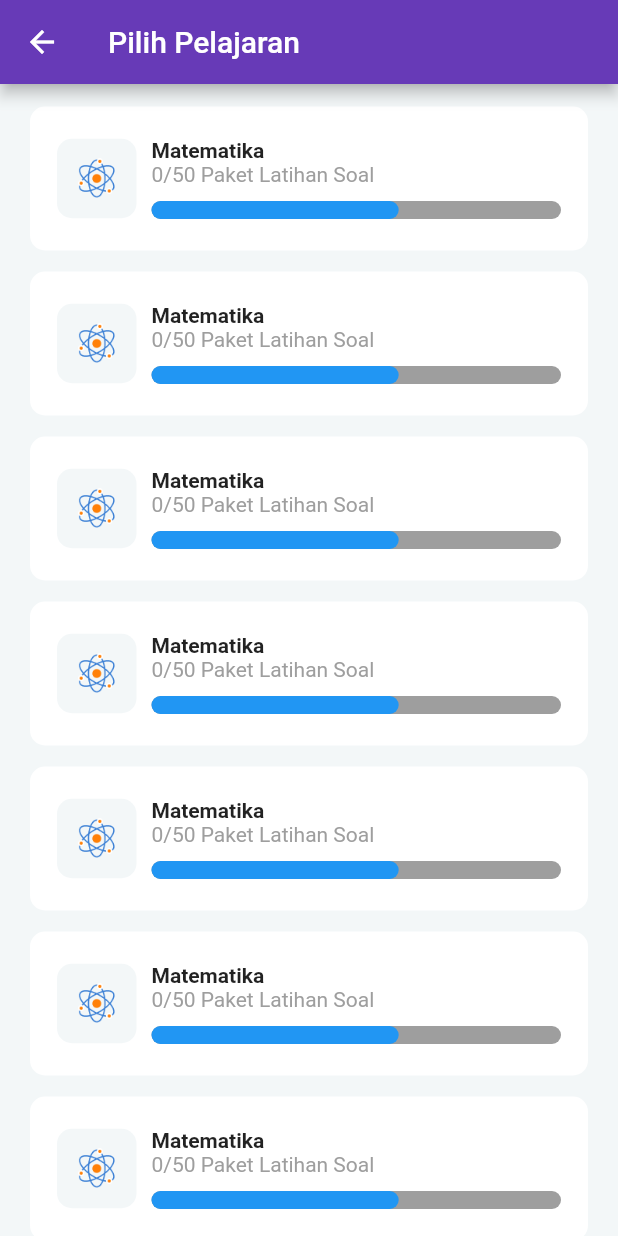
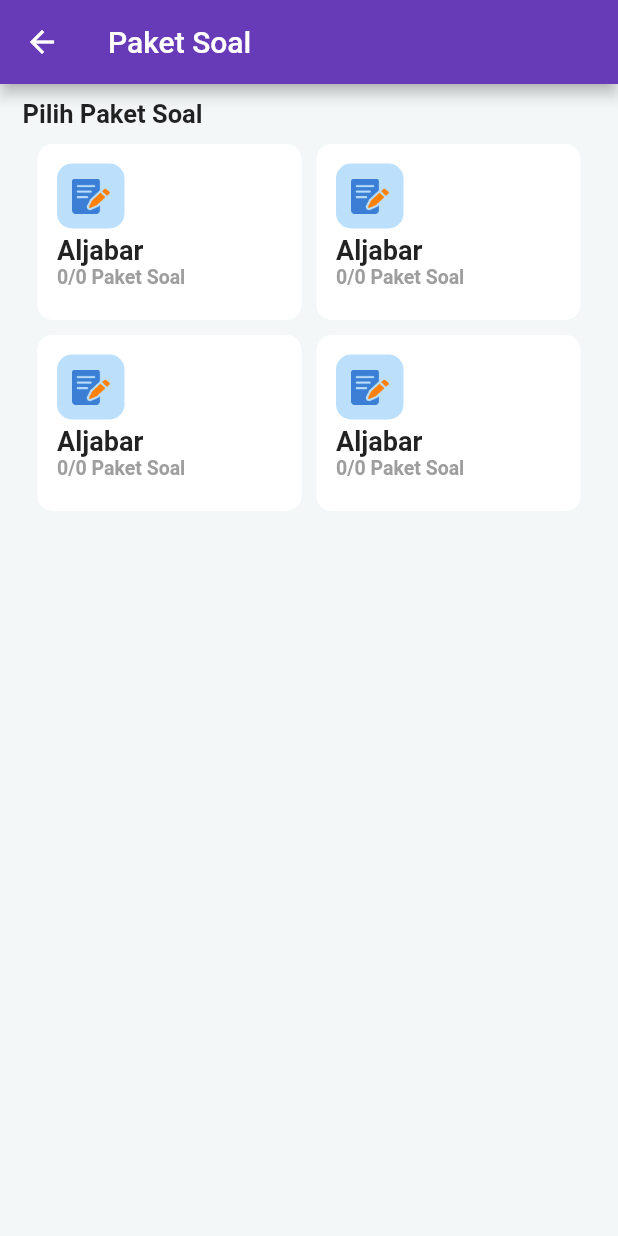
Before and after one commit to Aryaw1jaya/finalproject_flutter, a Flutter app: the MapelPage screen opened by its route, after a tap on "Matematika", on a phone screen of 412 x 824 dp. Run offline on Flutter 3.47's test engine with Material 2 defaults, Android fonts, the phone set to English and light mode, and no system bars; our stand-ins replace google_fonts; missing offline and left inert: shared_preferences_web.

Commit message:
progress 25/Juni/2022
Add Paket_soal_page.dart

```diff
--- a/lib/constants/R/assets.dart
+++ b/lib/constants/R/assets.dart
@@ -19,4 +19,7 @@ class Assets {
   String img_home = "assets/img_home.png";
   String ic_atom = "assets/ic_atom.png";
   String img_banner = "assets/img_banner.png";
+
+  // Paket Soal
+  String ic_note = "assets/ic_note.png";
 }
--- a/lib/main.dart
+++ b/lib/main.dart
@@ -1,5 +1,6 @@
 import 'package:finalproject_flutter/views/login_page.dart';
 import 'package:finalproject_flutter/views/main/latihan_soal/mapel_page.dart';
+import 'package:finalproject_flutter/views/main/latihan_soal/paket_soal_page.dart';
 import 'package:finalproject_flutter/views/main_page.dart';
 import 'package:finalproject_flutter/views/register_page.dart';
 import 'package:finalproject_flutter/views/splash_screen.dart';
@@ -29,6 +30,7 @@ class MyApp extends StatelessWidget {
         RegisterPage.route: (context) => RegisterPage(),
         MainPage.route: (context) => MainPage(),
         MapelPage.route: (context) => MapelPage(),
+        PaketSoalPage.route: (context) => PaketSoalPage(),
       },
     );
   }
--- a/lib/views/main/latihan_soal/mapel_page.dart
+++ b/lib/views/main/latihan_soal/mapel_page.dart
@@ -1,4 +1,5 @@
 import 'package:finalproject_flutter/views/main/latihan_soal/home_page.dart';
+import 'package:finalproject_flutter/views/main/latihan_soal/paket_soal_page.dart';
 import 'package:flutter/material.dart';
 
 class MapelPage extends StatelessWidget {
@@ -14,10 +15,12 @@ class MapelPage extends StatelessWidget {
       body: ListView.builder(
         padding: EdgeInsets.symmetric(horizontal: 20, vertical: 8),
         scrollDirection: Axis.vertical,
-        itemCount: 10,
+        itemCount: 5,
         itemBuilder: (context, index) {
           return GestureDetector(
-            onTap: () {},
+            onTap: () {
+              Navigator.of(context).pushNamed(PaketSoalPage.route);
+            },
             child: MapelWidget(),
           );
         },
--- /dev/null
+++ b/lib/views/main/latihan_soal/paket_soal_page.dart
@@ -0,0 +1,105 @@
+import 'package:finalproject_flutter/constants/r.dart';
+import 'package:flutter/material.dart';
+
+class PaketSoalPage extends StatefulWidget {
+  PaketSoalPage({Key? key}) : super(key: key);
+  static String route = "paket_soal_page";
+
+  @override
+  State<PaketSoalPage> createState() => _PaketSoalPageState();
+}
+
+class _PaketSoalPageState extends State<PaketSoalPage> {
+  @override
+  Widget build(BuildContext context) {
+    return Scaffold(
+      backgroundColor: Color(0xffF3F7F8),
+      appBar: AppBar(
+        title: Text("Paket Soal"),
+      ),
+      body: Padding(
+        padding: const EdgeInsets.symmetric(
+          horizontal: 15,
+          vertical: 10,
+        ),
+        child: Column(
+          crossAxisAlignment: CrossAxisAlignment.start,
+          children: [
+            Text(
+              "Pilih Paket Soal",
+              style: TextStyle(
+                fontSize: 17,
+                fontWeight: FontWeight.bold,
+              ),
+            ),
+            Expanded(
+              child: GridView.count(
+                padding: EdgeInsets.all(10),
+                mainAxisSpacing: 10,
+                crossAxisSpacing: 10,
+                crossAxisCount: 2,
+                childAspectRatio: 3 / 2,
+                children: [
+                  PaketSoalWidget(),
+                  PaketSoalWidget(),
+                  PaketSoalWidget(),
+                  PaketSoalWidget(),
+                ],
+              ),
+            ),
+          ],
+        ),
+      ),
+    );
+  }
+}
+
+class PaketSoalWidget extends StatelessWidget {
+  const PaketSoalWidget({
+    Key? key,
+  }) : super(key: key);
+
+  @override
+  Widget build(BuildContext context) {
+    return Container(
+      decoration: BoxDecoration(
+        borderRadius: BorderRadius.circular(10),
+        color: Colors.white,
+      ),
+      padding: const EdgeInsets.all(13.0),
+      child: Column(
+        // mainAxisAlignment: MainAxisAlignment.spaceBetween,
+        crossAxisAlignment: CrossAxisAlignment.start,
+        children: [
+          Container(
+            padding: EdgeInsets.all(10),
+            decoration: BoxDecoration(
+              borderRadius: BorderRadius.circular(10),
+              color: Colors.blue.withOpacity(0.3),
+            ),
+            child: Image.asset(
+              R.assets.ic_note,
+              width: 25,
+            ),
+          ),
+          SizedBox(height: 4),
+          Text(
+            "Aljabar",
+            style: TextStyle(
+              fontSize: 18,
+              fontWeight: FontWeight.bold,
+            ),
+          ),
+          Text(
+            "0/0 Paket Soal",
+            style: TextStyle(
+              fontWeight: FontWeight.bold,
+              fontSize: 13,
+              color: Colors.grey,
+            ),
+          ),
+        ],
+      ),
+    );
+  }
+}
```
